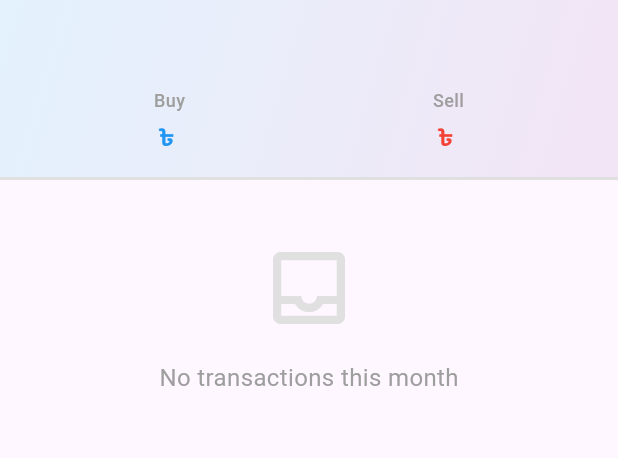
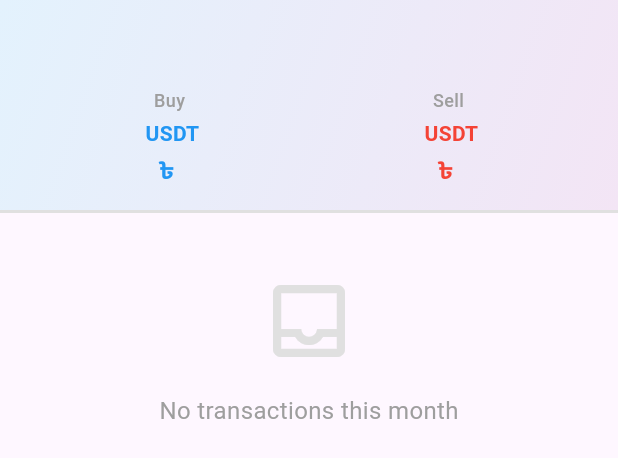
Before and after one commit to royalcourtbd/binance_order_info, a Flutter app: the MonthSection widget shown alone on an empty page, opened directly with empty values, on a phone screen of 412 x 824 dp. Shown: the top 458 px of the screen. Run offline on Flutter 3.47's test engine with Material 3 defaults, Android fonts, the phone set to English and light mode, and no system bars; our stand-ins replace get, shared_preferences; accounts and stored records are empty; network calls fail.

Commit message:
Add monthly USDT totals to summary and UI
Introduces monthBuyUsdt and monthSellUsdt fields to MonthSectionModel, calculates their values from transactions, and displays them in the MonthSection widget. Also refactors P2POrderScreen to remove the top summary and simplify the UI.

```diff
--- a/lib/models/month_section_model.dart
+++ b/lib/models/month_section_model.dart
@@ -5,10 +5,12 @@
   final String monthName; // "January 2026"
   final String month; // "01"
   final String year; // "2026"
-  final String monthBuy; // Total buy for the month without manual charges
-  final String monthSell; // Total sell for the month without manual charges
-  final String monthBuyWithCharge; // Total buy with manual charges
-  final String monthSellWithCharge; // Total sell with manual charges
+  final String monthBuy; // Total buy BDT for the month without manual charges
+  final String monthSell; // Total sell BDT for the month without manual charges
+  final String monthBuyWithCharge; // Total buy BDT with manual charges
+  final String monthSellWithCharge; // Total sell BDT with manual charges
+  final String monthBuyUsdt; // Total buy USDT for the month
+  final String monthSellUsdt; // Total sell USDT for the month
   final List<DateSectionModel> dateSections;
 
   MonthSectionModel({
@@ -19,6 +21,8 @@
     required this.monthSell,
     required this.monthBuyWithCharge,
     required this.monthSellWithCharge,
+    required this.monthBuyUsdt,
+    required this.monthSellUsdt,
     required this.dateSections,
   });
 
@@ -31,12 +35,24 @@
     double totalSell = 0.0;
     double totalBuyWithCharge = 0.0;
     double totalSellWithCharge = 0.0;
+    double totalBuyUsdt = 0.0;
+    double totalSellUsdt = 0.0;
 
     for (var dateSection in dateSections) {
       totalBuy += double.tryParse(dateSection.dayBuy) ?? 0.0;
       totalSell += double.tryParse(dateSection.daySell) ?? 0.0;
       totalBuyWithCharge += double.tryParse(dateSection.dayBuyWithCharge) ?? 0.0;
       totalSellWithCharge += double.tryParse(dateSection.daySellWithCharge) ?? 0.0;
+
+      // Calculate USDT totals from transactions
+      for (var transaction in dateSection.transactions) {
+        final usdtAmount = double.tryParse(transaction.cryptoAmount ?? '0') ?? 0.0;
+        if (transaction.category.toUpperCase() == 'BUY') {
+          totalBuyUsdt += usdtAmount;
+        } else if (transaction.category.toUpperCase() == 'SELL') {
+          totalSellUsdt += usdtAmount;
+        }
+      }
     }
 
     return MonthSectionModel(
@@ -47,6 +63,8 @@
       monthSell: totalSell.toStringAsFixed(2),
       monthBuyWithCharge: totalBuyWithCharge.toStringAsFixed(2),
       monthSellWithCharge: totalSellWithCharge.toStringAsFixed(2),
+      monthBuyUsdt: totalBuyUsdt.toStringAsFixed(2),
+      monthSellUsdt: totalSellUsdt.toStringAsFixed(2),
       dateSections: dateSections,
     );
   }
--- a/lib/widgets/month_section.dart
+++ b/lib/widgets/month_section.dart
@@ -52,10 +52,19 @@
                       ),
                       const SizedBox(height: 4),
                       Text(
+                        '${model.monthBuyUsdt} USDT',
+                        style: const TextStyle(
+                          color: Colors.blue,
+                          fontWeight: FontWeight.bold,
+                          fontSize: 14,
+                        ),
+                      ),
+                      const SizedBox(height: 2),
+                      Text(
                         '৳ ${model.monthBuyWithCharge}',
                         style: const TextStyle(
                           color: Colors.blue,
-                          fontWeight: FontWeight.bold,
+                          fontWeight: FontWeight.w600,
                           fontSize: 16,
                         ),
                       ),
@@ -83,10 +92,19 @@
                       ),
                       const SizedBox(height: 4),
                       Text(
+                        '${model.monthSellUsdt} USDT',
+                        style: const TextStyle(
+                          color: Colors.red,
+                          fontWeight: FontWeight.bold,
+                          fontSize: 14,
+                        ),
+                      ),
+                      const SizedBox(height: 2),
+                      Text(
                         '৳ ${model.monthSellWithCharge}',
                         style: const TextStyle(
                           color: Colors.red,
-                          fontWeight: FontWeight.bold,
+                          fontWeight: FontWeight.w600,
                           fontSize: 16,
                         ),
                       ),
```
Also changed, not shown: lib/screens/p2p_order_screen.dart (+1 -104 lines).
